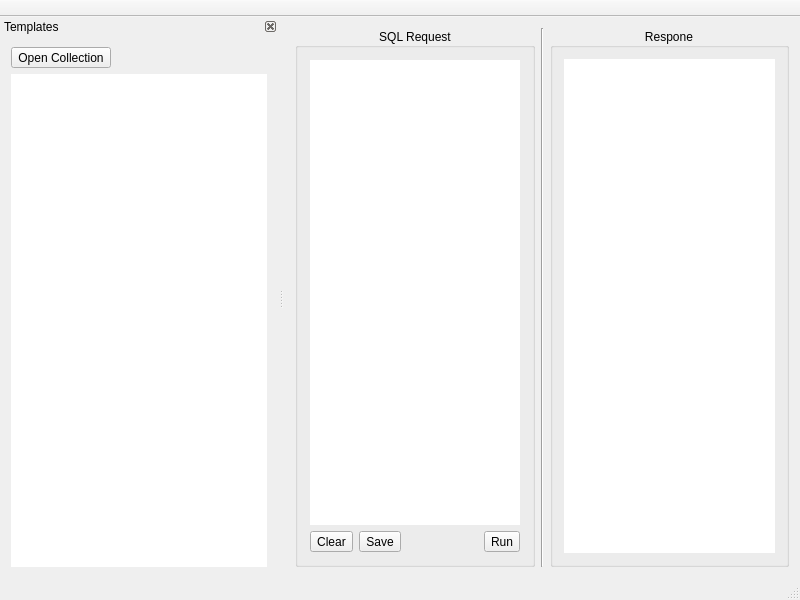
The window that app/SQirreL/gui/mainwindow.ui (ApplicationsForge/SQirreL) describes before a commit, drawn with Qt 5.
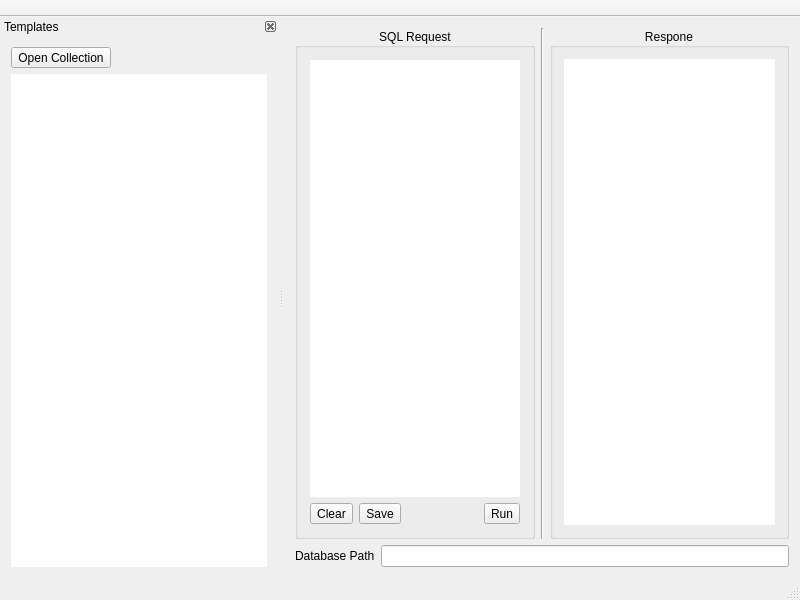
The same window after the commit. Custom widgets are drawn as their Qt base class.

What changed in the file:
```diff
--- a/app/SQirreL/gui/mainwindow.ui
+++ b/app/SQirreL/gui/mainwindow.ui
@@ -14,7 +14,28 @@
    <string>SQL Editor</string>
   </property>
   <widget class="QWidget" name="centralWidget">
-   <layout class="QHBoxLayout" name="horizontalLayout">
+   <layout class="QGridLayout" name="gridLayout">
+    <item row="0" column="0">
+     <widget class="QFrame" name="mainFrame">
+      <property name="frameShape">
+       <enum>QFrame::NoFrame</enum>
+      </property>
+      <property name="frameShadow">
+       <enum>QFrame::Raised</enum>
+      </property>
+      <layout class="QHBoxLayout" name="horizontalLayout_4">
+       <property name="leftMargin">
+        <number>0</number>
+       </property>
+       <property name="topMargin">
+        <number>0</number>
+       </property>
+       <property name="rightMargin">
+        <number>0</number>
+       </property>
+       <property name="bottomMargin">
+        <number>0</number>
+       </property>
     <item>
      <widget class="QGroupBox" name="requestGroupBox">
       <property name="sizePolicy">
@@ -147,6 +168,47 @@
           <set>QAbstractItemView::NoEditTriggers</set>
          </property>
          <property name="alternatingRowColors">
+             <bool>true</bool>
+            </property>
+           </widget>
+          </item>
+         </layout>
+        </widget>
+       </item>
+      </layout>
+     </widget>
+    </item>
+    <item row="1" column="0">
+     <widget class="QFrame" name="dbPathFrame">
+      <property name="frameShape">
+       <enum>QFrame::NoFrame</enum>
+      </property>
+      <property name="frameShadow">
+       <enum>QFrame::Raised</enum>
+      </property>
+      <layout class="QHBoxLayout" name="horizontalLayout">
+       <property name="leftMargin">
+        <number>0</number>
+       </property>
+       <property name="topMargin">
+        <number>0</number>
+       </property>
+       <property name="rightMargin">
+        <number>0</number>
+       </property>
+       <property name="bottomMargin">
+        <number>0</number>
+       </property>
+       <item>
+        <widget class="QLabel" name="dbPathLabel">
+         <property name="text">
+          <string>Database Path</string>
+         </property>
+        </widget>
+       </item>
+       <item>
+        <widget class="QLineEdit" name="dbLineEdit">
+         <property name="readOnly">
           <bool>true</bool>
          </property>
         </widget>
```
Left out of the diff: 2 changed lines with no effect on the pictures. Lines whose indentation alone changed are shown as unchanged.
